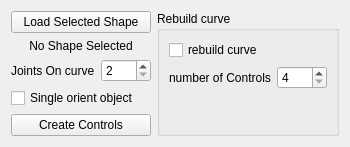
This is Python/Resources/RMFormLaces.ui in rendermotion/RMPY as Qt 5 draws it before an edit. The edited form follows.
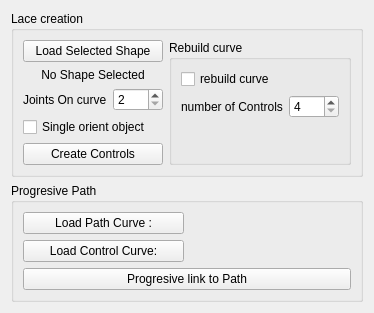
This is the edited form.

```diff
--- a/Python/Resources/RMFormLaces.ui
+++ b/Python/Resources/RMFormLaces.ui
@@ -6,8 +6,8 @@
    <rect>
     <x>0</x>
     <y>0</y>
-    <width>331</width>
-    <height>144</height>
+    <width>349</width>
+    <height>299</height>
    </rect>
   </property>
   <property name="windowTitle">
@@ -15,7 +15,11 @@
   </property>
   <layout class="QVBoxLayout" name="verticalLayout_3">
    <item>
-    <layout class="QHBoxLayout" name="horizontalLayout_3">
+    <widget class="QGroupBox" name="LacesGrpBx">
+     <property name="title">
+      <string>Lace creation</string>
+     </property>
+     <layout class="QHBoxLayout" name="horizontalLayout_2">
      <item>
       <layout class="QVBoxLayout" name="verticalLayout_2">
        <item>
@@ -107,7 +111,7 @@
          </widget>
         </item>
         <item>
-         <layout class="QHBoxLayout" name="horizontalLayout_2">
+          <layout class="QHBoxLayout" name="horizontalLayout_6">
           <item>
            <widget class="QLabel" name="NumberofSpansLabel">
             <property name="text">
@@ -147,6 +151,59 @@
       </widget>
      </item>
     </layout>
+    </widget>
+   </item>
+   <item>
+    <widget class="QGroupBox" name="progresivePathGrpBx">
+     <property name="title">
+      <string>Progresive Path</string>
+     </property>
+     <layout class="QVBoxLayout" name="verticalLayout_4">
+      <item>
+       <layout class="QHBoxLayout" name="horizontalLayout_4">
+        <item>
+         <widget class="QPushButton" name="PathCurveBtn">
+          <property name="text">
+           <string>Load Path Curve :</string>
+          </property>
+         </widget>
+        </item>
+        <item>
+         <widget class="QLabel" name="PathCurveLbl">
+          <property name="text">
+           <string/>
+          </property>
+         </widget>
+        </item>
+       </layout>
+      </item>
+      <item>
+       <layout class="QHBoxLayout" name="horizontalLayout_5">
+        <item>
+         <widget class="QPushButton" name="ControlCurveBtn">
+          <property name="text">
+           <string>Load Control Curve:</string>
+          </property>
+         </widget>
+        </item>
+        <item>
+         <widget class="QLabel" name="ControlCurveLbl">
+          <property name="text">
+           <string/>
+          </property>
+         </widget>
+        </item>
+       </layout>
+      </item>
+      <item>
+       <widget class="QPushButton" name="pushButton">
+        <property name="text">
+         <string>Progresive link to Path</string>
+        </property>
+       </widget>
+      </item>
+     </layout>
+    </widget>
    </item>
   </layout>
  </widget>
```
Lines whose indentation alone changed are shown as unchanged.
